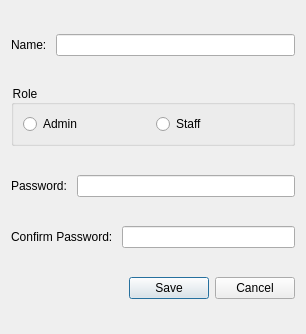
munaibalhelali/WarehouseSystem_using_Qt, file addnewuserdialog.ui: the form before one commit.
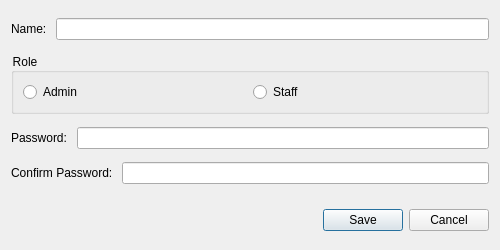
The form after the commit.

Commit message: Modified the text on the interface and QMessageBox

Diff of the .ui file:
```diff
--- a/addnewuserdialog.ui
+++ b/addnewuserdialog.ui
@@ -6,8 +6,8 @@
    <rect>
     <x>0</x>
     <y>0</y>
-    <width>306</width>
-    <height>334</height>
+    <width>500</width>
+    <height>250</height>
    </rect>
   </property>
   <property name="windowTitle">
@@ -107,6 +107,22 @@
      </item>
     </layout>
    </item>
+   <item>
+    <spacer name="verticalSpacer">
+     <property name="orientation">
+      <enum>Qt::Vertical</enum>
+     </property>
+     <property name="sizeType">
+      <enum>QSizePolicy::Preferred</enum>
+     </property>
+     <property name="sizeHint" stdset="0">
+      <size>
+       <width>20</width>
+       <height>12</height>
+      </size>
+     </property>
+    </spacer>
+   </item>
    <item>
     <layout class="QHBoxLayout" name="horizontalLayout_5">
      <item>
@@ -127,6 +143,9 @@
        <property name="text">
         <string>Save</string>
        </property>
+       <property name="default">
+        <bool>true</bool>
+       </property>
       </widget>
      </item>
      <item>
```
Left out of the diff: 2 changed lines with no effect on the pictures. The commit also changes 5 other files.
